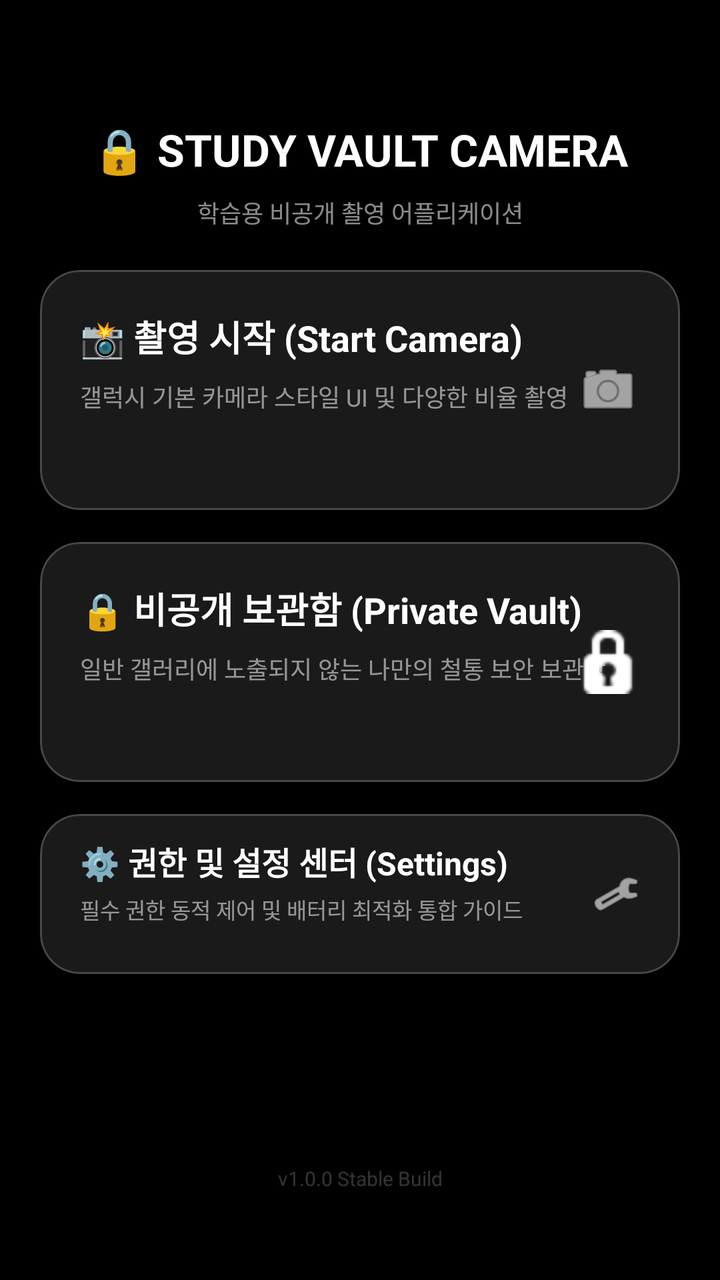
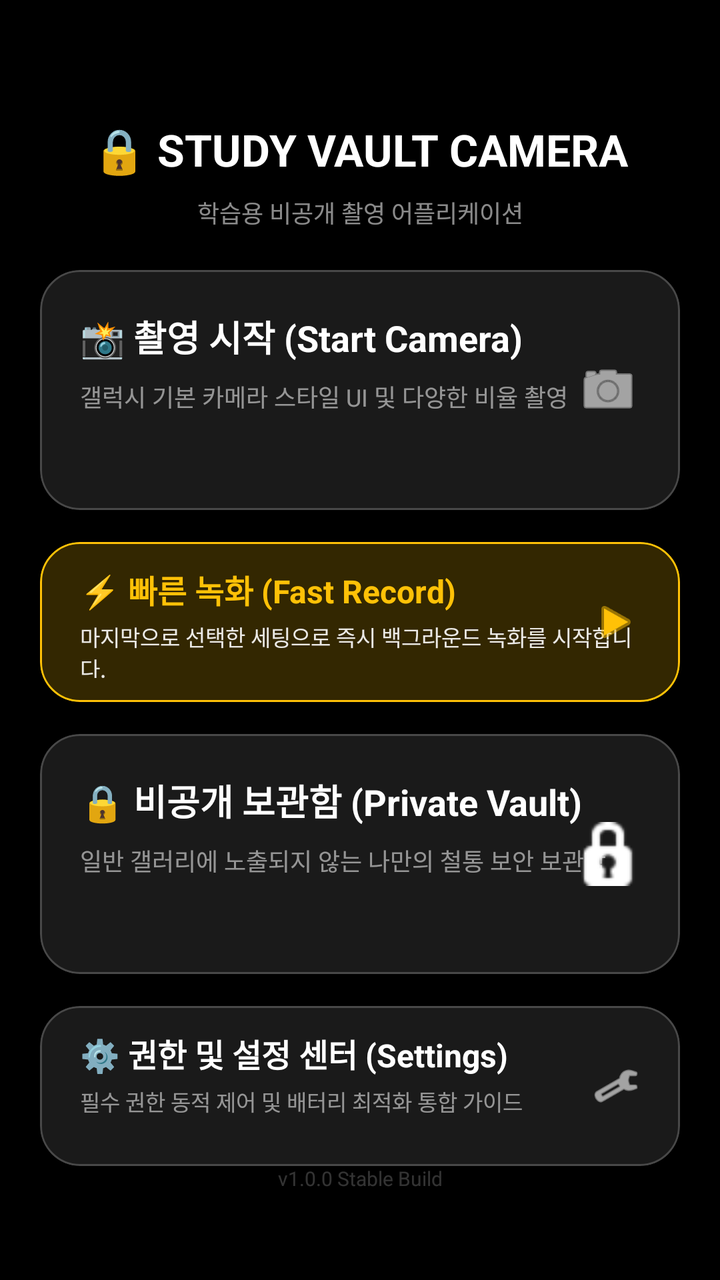

Two renders of the same Android screen: before a commit and after it. Below are the layout's source before the change and the commit's diff.
<!-- AndroidManifest.xml: application theme Theme.Camera2Study -->
<!-- res/layout/fragment_home.xml -->
<?xml version="1.0" encoding="utf-8"?>
<androidx.constraintlayout.widget.ConstraintLayout xmlns:android="http://schemas.android.com/apk/res/android"
    xmlns:app="http://schemas.android.com/apk/res-auto"
    android:layout_width="match_parent"
    android:layout_height="match_parent"
    android:background="@android:color/black"
    android:padding="20dp"
    android:fitsSystemWindows="true">

    <TextView
        android:id="@+id/txtAppTitle"
        android:layout_width="wrap_content"
        android:layout_height="wrap_content"
        android:layout_marginTop="40dp"
        android:text="🔒 STUDY VAULT CAMERA"
        android:textColor="@android:color/white"
        android:textSize="22sp"
        android:textStyle="bold"
        app:layout_constraintEnd_toEndOf="parent"
        app:layout_constraintStart_toStartOf="parent"
        app:layout_constraintTop_toTopOf="parent" />

    <TextView
        android:id="@+id/txtSubTitle"
        android:layout_width="wrap_content"
        android:layout_height="wrap_content"
        android:layout_marginTop="8dp"
        android:text="학습용 비공개 촬영 어플리케이션"
        android:textColor="#8AFFFFFF"
        android:textSize="12sp"
        app:layout_constraintEnd_toEndOf="parent"
        app:layout_constraintStart_toStartOf="parent"
        app:layout_constraintTop_toBottomOf="@id/txtAppTitle" />

    
    <com.google.android.material.card.MaterialCardView
        android:id="@+id/cardBatteryWarning"
        style="@style/Widget.Material3.CardView.Elevated"
        android:layout_width="match_parent"
        android:layout_height="wrap_content"
        android:layout_marginTop="32dp"
        app:cardBackgroundColor="#4DFF5252"
        app:cardCornerRadius="16dp"
        app:strokeColor="#FF5252"
        app:strokeWidth="1.5dp"
        android:visibility="gone"
        app:layout_constraintTop_toBottomOf="@id/txtSubTitle">

        <LinearLayout
            android:layout_width="match_parent"
            android:layout_height="wrap_content"
            android:orientation="vertical"
            android:padding="16dp">

            <TextView
                android:layout_width="wrap_content"
                android:layout_height="wrap_content"
                android:text="🔋 배터리 최적화 제한 상태"
                android:textColor="#FFFFD2D2"
                android:textSize="14sp"
                android:textStyle="bold" />

            <TextView
                android:layout_width="wrap_content"
                android:layout_height="wrap_content"
                android:layout_marginTop="4dp"
                android:text="백그라운드에서 녹화 시 오류가 발생할 수 있습니다. 정상 동작을 위해 배터리 최적화를 해제해 주세요."
                android:textColor="#E6FFFFFF"
                android:textSize="11sp" />

            <com.google.android.material.button.MaterialButton
                android:id="@+id/btnFixBattery"
                style="@style/Widget.Material3.Button.TextButton"
                android:layout_width="wrap_content"
                android:layout_height="wrap_content"
                android:layout_gravity="end"
                android:layout_marginTop="4dp"
                android:text="지금 해제하기 →"
                android:textColor="#FFFFD2D2"
                android:textSize="11sp" />
        </LinearLayout>
    </com.google.android.material.card.MaterialCardView>

    
    <com.google.android.material.card.MaterialCardView
        android:id="@+id/cardPermissionWarning"
        style="@style/Widget.Material3.CardView.Elevated"
        android:layout_width="match_parent"
        android:layout_height="wrap_content"
        android:layout_marginTop="12dp"
        app:cardBackgroundColor="#4DFFC107"
        app:cardCornerRadius="16dp"
        app:strokeColor="#FFC107"
        app:strokeWidth="1.5dp"
        android:visibility="gone"
        app:layout_constraintTop_toBottomOf="@id/cardBatteryWarning">

        <LinearLayout
            android:layout_width="match_parent"
            android:layout_height="wrap_content"
            android:orientation="vertical"
            android:padding="16dp">

            <TextView
                android:layout_width="wrap_content"
                android:layout_height="wrap_content"
                android:text="⚠️ 필수 권한 누락"
                android:textColor="#FFFFE082"
                android:textSize="14sp"
                android:textStyle="bold" />

            <TextView
                android:layout_width="wrap_content"
                android:layout_height="wrap_content"
                android:layout_marginTop="4dp"
                android:text="카메라 촬영을 위해 필수 권한(카메라, 마이크 등) 허용이 필요합니다."
                android:textColor="#E6FFFFFF"
                android:textSize="11sp" />

            <com.google.android.material.button.MaterialButton
                android:id="@+id/btnFixPermissions"
                style="@style/Widget.Material3.Button.TextButton"
                android:layout_width="wrap_content"
                android:layout_height="wrap_content"
                android:layout_gravity="end"
                android:layout_marginTop="4dp"
                android:text="권한 허용하러 가기 →"
                android:textColor="#FFFFE082"
                android:textSize="11sp" />
        </LinearLayout>
    </com.google.android.material.card.MaterialCardView>

    
    <com.google.android.material.card.MaterialCardView
        android:id="@+id/cardStartCamera"
        style="@style/Widget.Material3.CardView.Filled"
        android:layout_width="match_parent"
        android:layout_height="120dp"
        android:layout_marginTop="20dp"
        app:cardBackgroundColor="#1AFFFFFF"
        app:cardCornerRadius="20dp"
        app:strokeColor="#33FFFFFF"
        app:strokeWidth="1dp"
        app:layout_constraintTop_toBottomOf="@id/cardPermissionWarning">

        <RelativeLayout
            android:layout_width="match_parent"
            android:layout_height="match_parent"
            android:padding="20dp">

            <TextView
                android:id="@+id/lblCamera"
                android:layout_width="wrap_content"
                android:layout_height="wrap_content"
                android:text="📸 촬영 시작 (Start Camera)"
                android:textColor="@android:color/white"
                android:textSize="18sp"
                android:textStyle="bold" />

            <TextView
                android:layout_width="wrap_content"
                android:layout_height="wrap_content"
                android:layout_below="@id/lblCamera"
                android:layout_marginTop="8dp"
                android:text="갤럭시 기본 카메라 스타일 UI 및 다양한 비율 촬영"
                android:textColor="#8AFFFFFF"
                android:textSize="12sp" />

            <ImageView
                android:layout_width="32dp"
                android:layout_height="32dp"
                android:layout_alignParentEnd="true"
                android:layout_centerVertical="true"
                android:src="@android:drawable/ic_menu_camera"
                app:tint="@android:color/white" />
        </RelativeLayout>
    </com.google.android.material.card.MaterialCardView>

    
    <com.google.android.material.card.MaterialCardView
        android:id="@+id/cardPrivateVault"
        style="@style/Widget.Material3.CardView.Filled"
        android:layout_width="match_parent"
        android:layout_height="120dp"
        android:layout_marginTop="16dp"
        app:cardBackgroundColor="#1AFFFFFF"
        app:cardCornerRadius="20dp"
        app:strokeColor="#33FFFFFF"
        app:strokeWidth="1dp"
        app:layout_constraintTop_toBottomOf="@id/cardStartCamera">

        <RelativeLayout
            android:layout_width="match_parent"
            android:layout_height="match_parent"
            android:padding="20dp">

            <TextView
                android:id="@+id/lblVault"
                android:layout_width="wrap_content"
                android:layout_height="wrap_content"
                android:text="🔒 비공개 보관함 (Private Vault)"
                android:textColor="@android:color/white"
                android:textSize="18sp"
                android:textStyle="bold" />

            <TextView
                android:layout_width="wrap_content"
                android:layout_height="wrap_content"
                android:layout_below="@id/lblVault"
                android:layout_marginTop="8dp"
                android:text="일반 갤러리에 노출되지 않는 나만의 철통 보안 보관함"
                android:textColor="#8AFFFFFF"
                android:textSize="12sp" />

            <ImageView
                android:layout_width="32dp"
                android:layout_height="32dp"
                android:layout_alignParentEnd="true"
                android:layout_centerVertical="true"
                android:src="@android:drawable/ic_secure"
                app:tint="@android:color/white" />
        </RelativeLayout>
    </com.google.android.material.card.MaterialCardView>

    
    <com.google.android.material.card.MaterialCardView
        android:id="@+id/cardSettings"
        style="@style/Widget.Material3.CardView.Filled"
        android:layout_width="match_parent"
        android:layout_height="80dp"
        android:layout_marginTop="16dp"
        app:cardBackgroundColor="#1AFFFFFF"
        app:cardCornerRadius="20dp"
        app:strokeColor="#33FFFFFF"
        app:strokeWidth="1dp"
        app:layout_constraintTop_toBottomOf="@id/cardPrivateVault">

        <RelativeLayout
            android:layout_width="match_parent"
            android:layout_height="match_parent"
            android:paddingHorizontal="20dp"
            android:paddingVertical="12dp">

            <TextView
                android:id="@+id/lblSettings"
                android:layout_width="wrap_content"
                android:layout_height="wrap_content"
                android:text="⚙️ 권한 및 설정 센터 (Settings)"
                android:textColor="@android:color/white"
                android:textSize="16sp"
                android:textStyle="bold" />

            <TextView
                android:layout_width="wrap_content"
                android:layout_height="wrap_content"
                android:layout_below="@id/lblSettings"
                android:layout_marginTop="4dp"
                android:text="필수 권한 동적 제어 및 배터리 최적화 통합 가이드"
                android:textColor="#8AFFFFFF"
                android:textSize="11sp" />

            <ImageView
                android:layout_width="24dp"
                android:layout_height="24dp"
                android:layout_alignParentEnd="true"
                android:layout_centerVertical="true"
                android:src="@android:drawable/ic_menu_preferences"
                app:tint="@android:color/white" />
        </RelativeLayout>
    </com.google.android.material.card.MaterialCardView>

    <TextView
        android:layout_width="wrap_content"
        android:layout_height="wrap_content"
        android:layout_marginBottom="24dp"
        android:text="v1.0.0 Stable Build"
        android:textColor="#33FFFFFF"
        android:textSize="10sp"
        app:layout_constraintBottom_toBottomOf="parent"
        app:layout_constraintEnd_toEndOf="parent"
        app:layout_constraintStart_toStartOf="parent" />

</androidx.constraintlayout.widget.ConstraintLayout>
<!-- resources referenced by this layout -->
<resources>
  <style name="Theme.Camera2Study" parent="Theme.Material3.DayNight.NoActionBar">
          <item name="android:statusBarColor" tools:targetApi="l">@android:color/black</item>
          <item name="android:navigationBarColor">@android:color/black</item>
      </style>
</resources>

<!-- the commit's change to res/layout/fragment_home.xml (unified diff, before → after) -->
@@ -178,6 +178,53 @@
 
     
     <com.google.android.material.card.MaterialCardView
+        android:id="@+id/cardFastRecord"
+        style="@style/Widget.Material3.CardView.Filled"
+        android:layout_width="match_parent"
+        android:layout_height="80dp"
+        android:layout_marginTop="16dp"
+        app:cardBackgroundColor="#33FFC107"
+        app:cardCornerRadius="20dp"
+        app:strokeColor="#FFC107"
+        app:strokeWidth="1dp"
+        app:layout_constraintTop_toBottomOf="@id/cardStartCamera">
+
+        <RelativeLayout
+            android:layout_width="match_parent"
+            android:layout_height="match_parent"
+            android:paddingHorizontal="20dp"
+            android:paddingVertical="12dp">
+
+            <TextView
+                android:id="@+id/lblFastRecord"
+                android:layout_width="wrap_content"
+                android:layout_height="wrap_content"
+                android:text="⚡ 빠른 녹화 (Fast Record)"
+                android:textColor="#FFC107"
+                android:textSize="16sp"
+                android:textStyle="bold" />
+
+            <TextView
+                android:layout_width="wrap_content"
+                android:layout_height="wrap_content"
+                android:layout_below="@id/lblFastRecord"
+                android:layout_marginTop="4dp"
+                android:text="마지막으로 선택한 세팅으로 즉시 백그라운드 녹화를 시작합니다."
+                android:textColor="#E6FFFFFF"
+                android:textSize="11sp" />
+
+            <ImageView
+                android:layout_width="24dp"
+                android:layout_height="24dp"
+                android:layout_alignParentEnd="true"
+                android:layout_centerVertical="true"
+                android:src="@android:drawable/ic_media_play"
+                app:tint="#FFC107" />
+        </RelativeLayout>
+    </com.google.android.material.card.MaterialCardView>
+
+    
+    <com.google.android.material.card.MaterialCardView
         android:id="@+id/cardPrivateVault"
         style="@style/Widget.Material3.CardView.Filled"
         android:layout_width="match_parent"
@@ -187,7 +234,7 @@
         app:cardCornerRadius="20dp"
         app:strokeColor="#33FFFFFF"
         app:strokeWidth="1dp"
-        app:layout_constraintTop_toBottomOf="@id/cardStartCamera">
+        app:layout_constraintTop_toBottomOf="@id/cardFastRecord">
 
         <RelativeLayout
             android:layout_width="match_parent"
